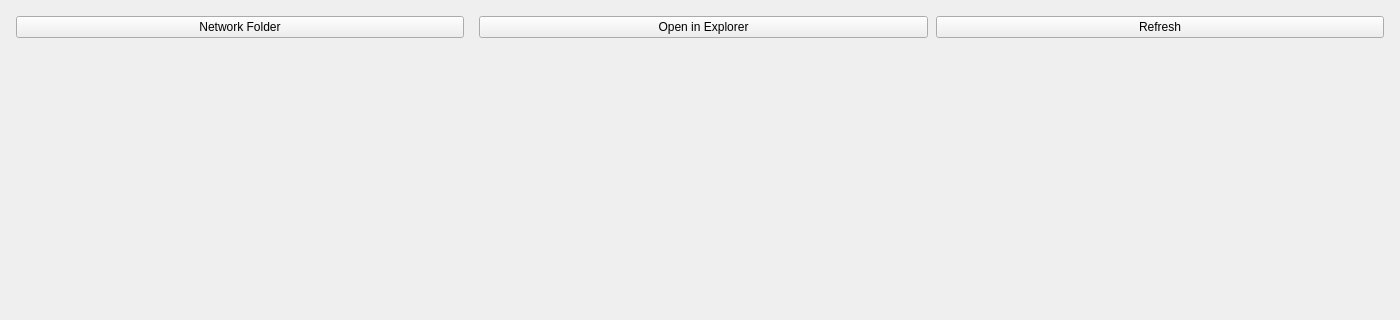
This is resources/ui/tabs/comfyui_gallery.ui in cpt-cabbage/luma_tools as Qt 5 draws it before an edit; both pictures show x 0 to 1400 and y 0 to 320 of the 1400 by 850 pixel window. The edited form follows.
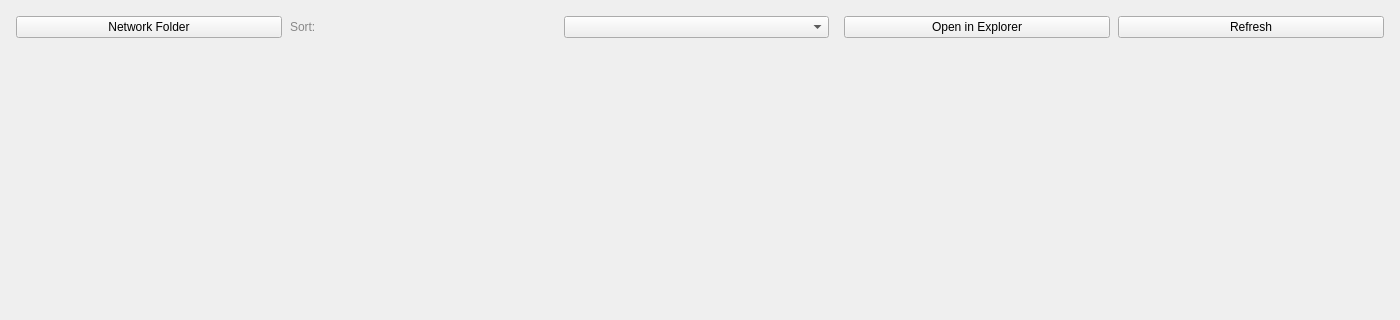
This is the edited form.

Commit message: feat(gallery): add 3D model support with thumbnail generation and viewer

What changed in the file:
```diff
--- a/resources/ui/tabs/comfyui_gallery.ui
+++ b/resources/ui/tabs/comfyui_gallery.ui
@@ -44,6 +44,29 @@
        </property>
       </widget>
      </item>
+     <item>
+      <widget class="QLabel" name="GallerySortLabel">
+       <property name="text">
+        <string>Sort:</string>
+       </property>
+       <property name="styleSheet">
+        <string>color: #888888;</string>
+       </property>
+      </widget>
+     </item>
+     <item>
+      <widget class="QComboBox" name="GallerySortCombo">
+       <property name="minimumSize">
+        <size>
+         <width>140</width>
+         <height>0</height>
+        </size>
+       </property>
+       <property name="toolTip">
+        <string>Sort gallery items</string>
+       </property>
+      </widget>
+     </item>
      <item>
       <spacer name="galleryHeaderSpacer">
        <property name="orientation">
```
The commit also changes 27 other files.
